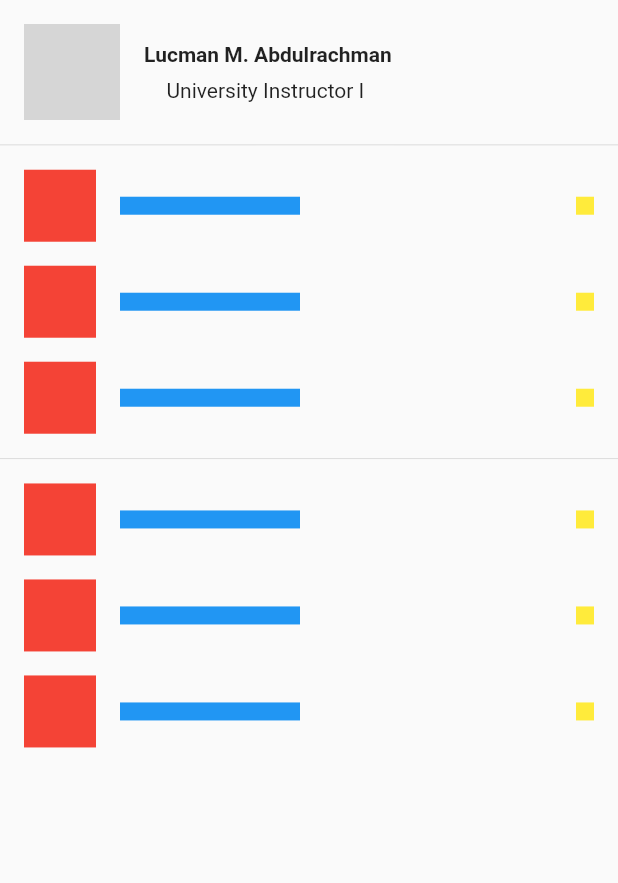
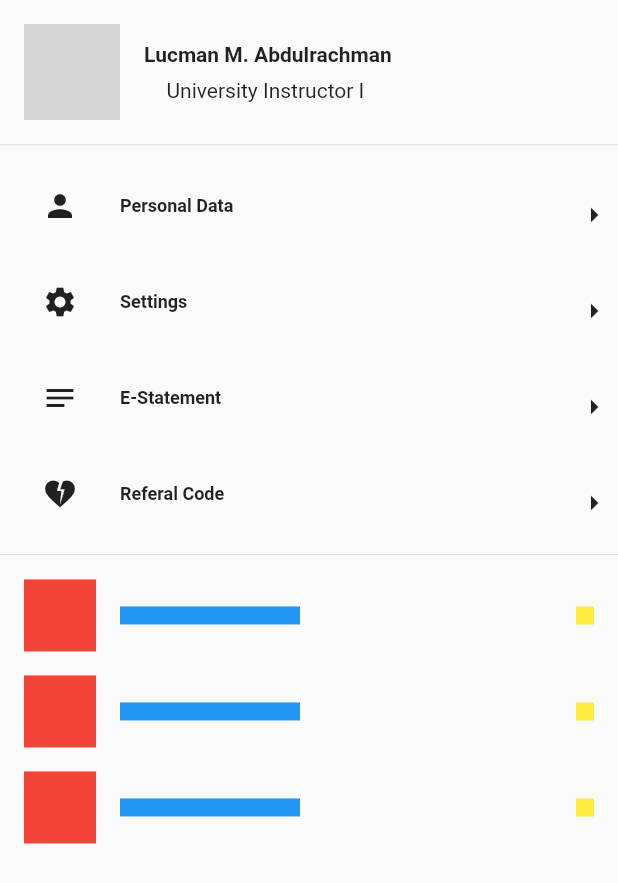
Before and after one commit to fencim/simple_stock_ui, a Flutter app: the screen it shows after launch, on a phone screen of 412 x 824 dp. Shown: the top 883 px of the screen. Run offline on Flutter 3.47's test engine with Material 2 defaults, Android fonts, the phone set to English and light mode, and no system bars; network calls fail; grey boxes are pictures that could not be loaded.

Commit message:
top menus

```diff
--- a/lib/main.dart
+++ b/lib/main.dart
@@ -30,6 +30,20 @@ class HomePage extends StatefulWidget {
 }
 
 class _HomePageState extends State<HomePage> {
+  //preloading icons
+  Map<String, Icon> iconMap = {
+    'person': const Icon(Icons.person),
+    'settings': const Icon(Icons.settings),
+    'notes_sharp': const Icon(Icons.notes_sharp),
+    'heart_broken': const Icon(Icons.heart_broken)
+  };
+  List<HomeMenu> menu = [
+    HomeMenu(name: 'Personal Data', icon: 'person'),
+    HomeMenu(name: 'Settings', icon: 'settings'),
+    HomeMenu(name: 'E-Statement', icon: 'notes_sharp'),
+    HomeMenu(name: 'Referal Code', icon: 'heart_broken')
+  ];
+
   @override
   Widget build(BuildContext context) {
     // This method is rerun every time setState is called, for instance as done
@@ -51,7 +65,8 @@ class _HomePageState extends State<HomePage> {
               height: 64,
               width: 64,
               child: const CircleAvatar(
-                    backgroundImage: NetworkImage('https://media-exp1.licdn.com/dms/image/C5603AQH0N150mG0GIg/profile-displayphoto-shrink_200_200/0/1617267809315?e=2147483647&v=beta&t=u-1yUx5xYTkSEisAt7XT1LuKwzJ0F4iNZEtT3fZaQos'),
+                backgroundImage: NetworkImage(
+                    'https://media-exp1.licdn.com/dms/image/C5603AQH0N150mG0GIg/profile-displayphoto-shrink_200_200/0/1617267809315?e=2147483647&v=beta&t=u-1yUx5xYTkSEisAt7XT1LuKwzJ0F4iNZEtT3fZaQos'),
               ),
             ),
             Column(
@@ -63,9 +78,10 @@ class _HomePageState extends State<HomePage> {
                   ),
                   height: 16,
                   width: 200,
-                      child: const Text('Lucman M. Abdulrachman', style: TextStyle(
-                        fontWeight: FontWeight.bold
-                      ),),
+                  child: const Text(
+                    'Lucman M. Abdulrachman',
+                    style: TextStyle(fontWeight: FontWeight.bold),
+                  ),
                 ),
                 Container(
                   margin: const EdgeInsets.only(
@@ -82,9 +98,10 @@ class _HomePageState extends State<HomePage> {
         ),
         const SizedBox(height: 16),
         const Divider(height: 1.15),
-            for (var i = 0; i < 3; i++) ...[
+        for (HomeMenu item in menu) ...[
           const SizedBox(height: 16),
-              Row(
+          GestureDetector(
+            child: Row(
               mainAxisAlignment: MainAxisAlignment.spaceBetween,
               children: [
                 Row(
@@ -95,15 +112,19 @@ class _HomePageState extends State<HomePage> {
                     Container(
                       height: 48,
                       width: 48,
-                        color: Colors.red,
+                      color: Colors.transparent,
+                      child: iconMap[item.icon],
                     ),
                     const SizedBox(
                       width: 16,
                     ),
                     Container(
-                        height: 12,
+                      height: 14,
                       width: 120,
-                        color: Colors.blue,
+                      color: Colors.transparent,
+                      child: Text(item.name,
+                          style: const TextStyle(
+                              fontSize: 12, fontWeight: FontWeight.bold)),
                     ),
                   ],
                 ),
@@ -111,10 +132,11 @@ class _HomePageState extends State<HomePage> {
                   margin: const EdgeInsets.only(right: 16),
                   height: 12,
                   width: 12,
-                    color: Colors.yellow,
+                  color: Colors.transparent,
+                  child: const Icon(Icons.arrow_right),
                 ),
-
               ],
+            ),
           )
         ],
         const SizedBox(height: 16),
@@ -157,3 +179,12 @@ class _HomePageState extends State<HomePage> {
     ));
   }
 }
+
+class HomeMenu {
+  final String name;
+  final String icon;
+  HomeMenu({
+    required this.name,
+    required this.icon,
+  });
+}
```
Lines whose indentation alone changed are shown as unchanged.
